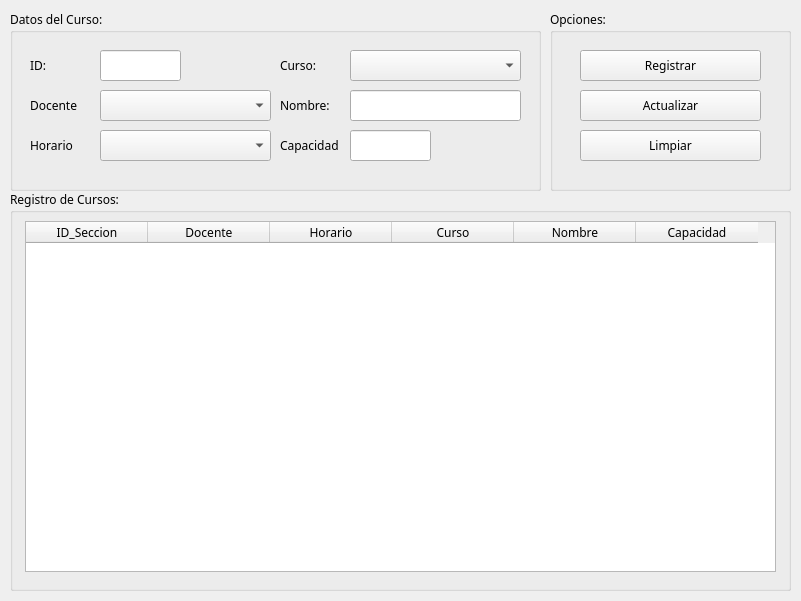
Qt form view/frmSeccion.ui (AndSyncX/app-sime) before a commit.
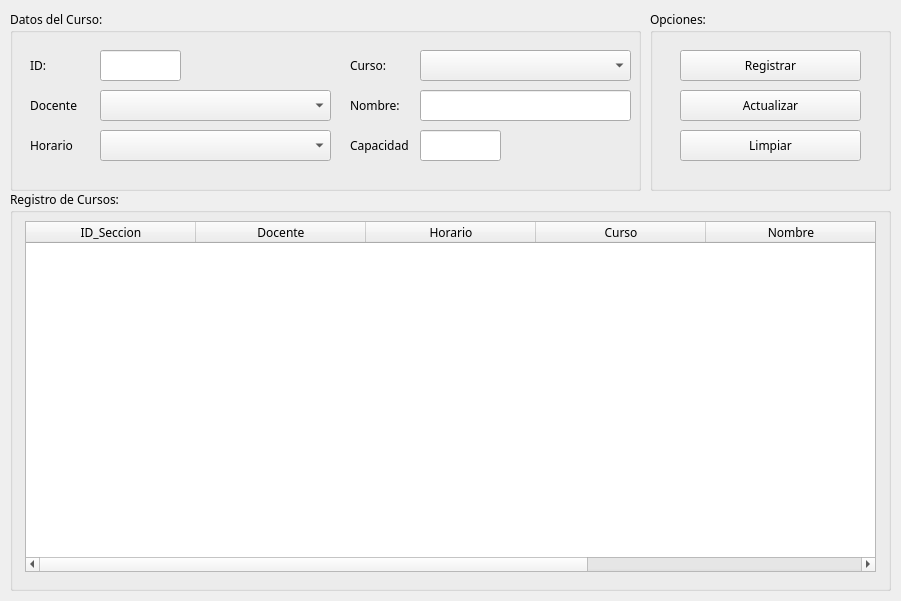
The same form after that commit.

```diff
--- a/view/frmSeccion.ui
+++ b/view/frmSeccion.ui
@@ -6,19 +6,19 @@
    <rect>
     <x>0</x>
     <y>0</y>
-    <width>801</width>
+    <width>901</width>
     <height>601</height>
    </rect>
   </property>
   <property name="minimumSize">
    <size>
-    <width>801</width>
+    <width>901</width>
     <height>601</height>
    </size>
   </property>
   <property name="maximumSize">
    <size>
-    <width>801</width>
+    <width>901</width>
     <height>601</height>
    </size>
   </property>
@@ -31,7 +31,7 @@
      <rect>
       <x>10</x>
       <y>10</y>
-      <width>531</width>
+      <width>631</width>
       <height>181</height>
      </rect>
     </property>
@@ -103,7 +103,7 @@
       <rect>
        <x>90</x>
        <y>80</y>
-       <width>171</width>
+       <width>231</width>
        <height>31</height>
       </rect>
      </property>
@@ -113,7 +113,7 @@
       <rect>
        <x>90</x>
        <y>120</y>
-       <width>171</width>
+       <width>231</width>
        <height>31</height>
       </rect>
      </property>
@@ -121,7 +121,7 @@
     <widget class="QLabel" name="label_4">
      <property name="geometry">
       <rect>
-       <x>270</x>
+       <x>340</x>
        <y>40</y>
        <width>61</width>
        <height>31</height>
@@ -134,9 +134,9 @@
     <widget class="QComboBox" name="cboCurso">
      <property name="geometry">
       <rect>
-       <x>340</x>
+       <x>410</x>
        <y>40</y>
-       <width>171</width>
+       <width>211</width>
        <height>31</height>
       </rect>
      </property>
@@ -144,7 +144,7 @@
     <widget class="QLabel" name="label_5">
      <property name="geometry">
       <rect>
-       <x>270</x>
+       <x>340</x>
        <y>80</y>
        <width>61</width>
        <height>31</height>
@@ -157,9 +157,9 @@
     <widget class="QLineEdit" name="txtNombre">
      <property name="geometry">
       <rect>
-       <x>340</x>
+       <x>410</x>
        <y>80</y>
-       <width>171</width>
+       <width>211</width>
        <height>31</height>
       </rect>
      </property>
@@ -172,7 +172,7 @@
     <widget class="QLineEdit" name="txtCapacidad">
      <property name="geometry">
       <rect>
-       <x>340</x>
+       <x>410</x>
        <y>120</y>
        <width>81</width>
        <height>31</height>
@@ -187,7 +187,7 @@
     <widget class="QLabel" name="label_6">
      <property name="geometry">
       <rect>
-       <x>270</x>
+       <x>340</x>
        <y>120</y>
        <width>61</width>
        <height>31</height>
@@ -201,7 +201,7 @@
    <widget class="QGroupBox" name="groupBox_2">
     <property name="geometry">
      <rect>
-      <x>550</x>
+      <x>650</x>
       <y>10</y>
       <width>241</width>
       <height>181</height>
@@ -282,7 +282,7 @@
      <rect>
       <x>10</x>
       <y>190</y>
-      <width>781</width>
+      <width>881</width>
       <height>401</height>
      </rect>
     </property>
@@ -300,7 +300,7 @@
       <rect>
        <x>15</x>
        <y>31</y>
-       <width>751</width>
+       <width>851</width>
        <height>351</height>
       </rect>
      </property>
@@ -322,7 +322,7 @@
       </font>
      </property>
      <attribute name="horizontalHeaderDefaultSectionSize">
-      <number>122</number>
+      <number>170</number>
      </attribute>
      <column>
       <property name="text">
```
Left out of the diff: 2 changed lines with no effect on the pictures.
